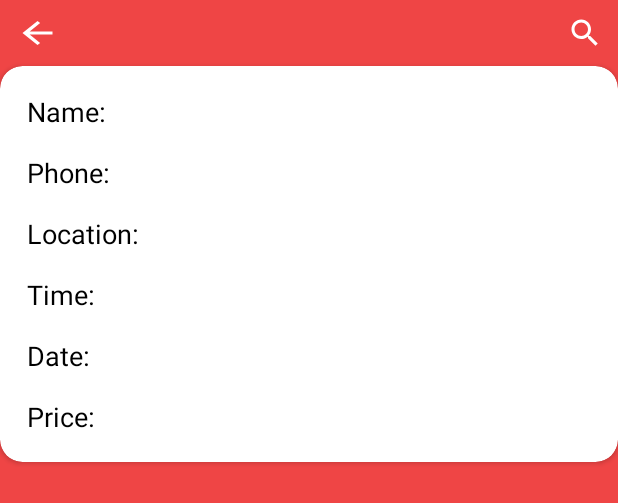
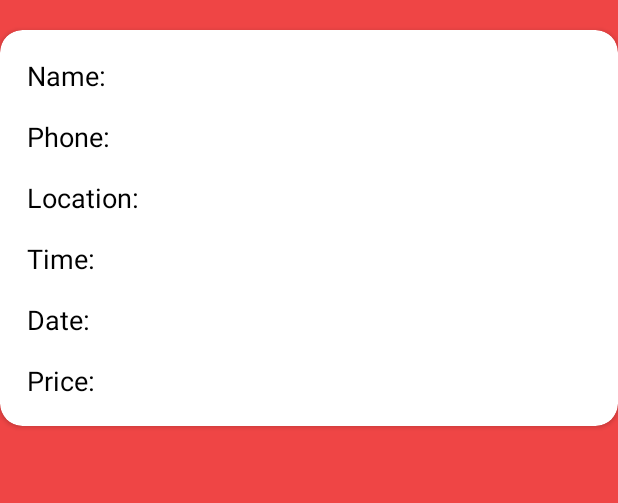
Before and after one commit to blblazami/DefenceLine, an Android app: the layout custom_client_data_show.xml on its own in the app's theme, with its tools: preview values and no code run, on a phone screen of 412 x 824 dp. Shown: the top 503 px of the screen. Run offline under Robolectric (Android 15) with nearby library versions, the phone set to English and light mode, and no system bars.

Commit message:
last modification

```diff
--- a/app/src/main/res/layout/custom_client_data_show.xml
+++ b/app/src/main/res/layout/custom_client_data_show.xml
@@ -10,8 +10,8 @@
         android:layout_width="match_parent"
         android:layout_height="wrap_content"
         android:padding="10dp"
-        app:cardCornerRadius="15dp"
-        android:layout_below="@id/back">
+        android:layout_marginTop="20dp"
+        app:cardCornerRadius="15dp">
 
         <LinearLayout
             android:id="@+id/ll_vertical"
@@ -158,23 +158,7 @@
     </androidx.cardview.widget.CardView>
 
 
-    <ImageView
-        android:id="@+id/back"
-        android:layout_width="wrap_content"
-        android:layout_height="wrap_content"
-        android:layout_alignParentStart="true"
-        android:layout_alignParentTop="true"
-        android:padding="10dp"
-        app:srcCompat="@drawable/ic_back" />
 
-    <ImageView
-        android:id="@+id/search"
-        android:layout_width="wrap_content"
-        android:layout_height="wrap_content"
-        android:layout_alignParentTop="true"
-        android:layout_alignParentEnd="true"
-        android:padding="10dp"
-        app:srcCompat="@drawable/ic_search" />
 
 
 
```
Also changed, not shown: app/src/main/java/com/example/defenceline/ClientDataActivity.java (+36 -12 lines), app/src/main/res/layout/activity_client_data.xml (+19 -0 lines).
